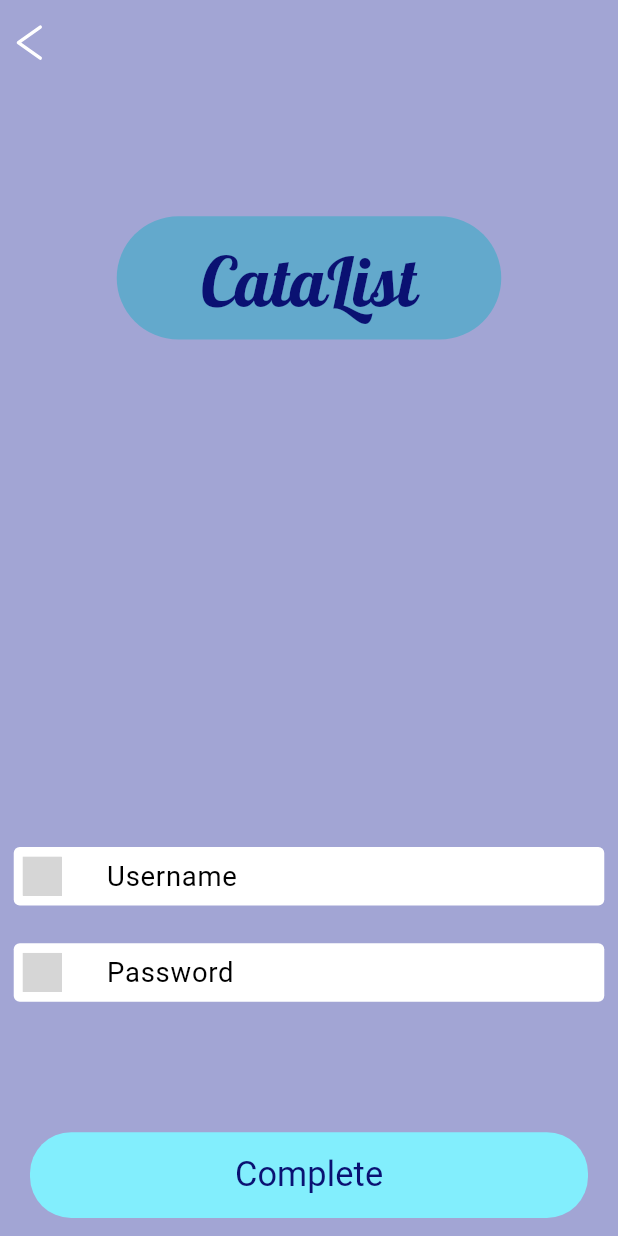
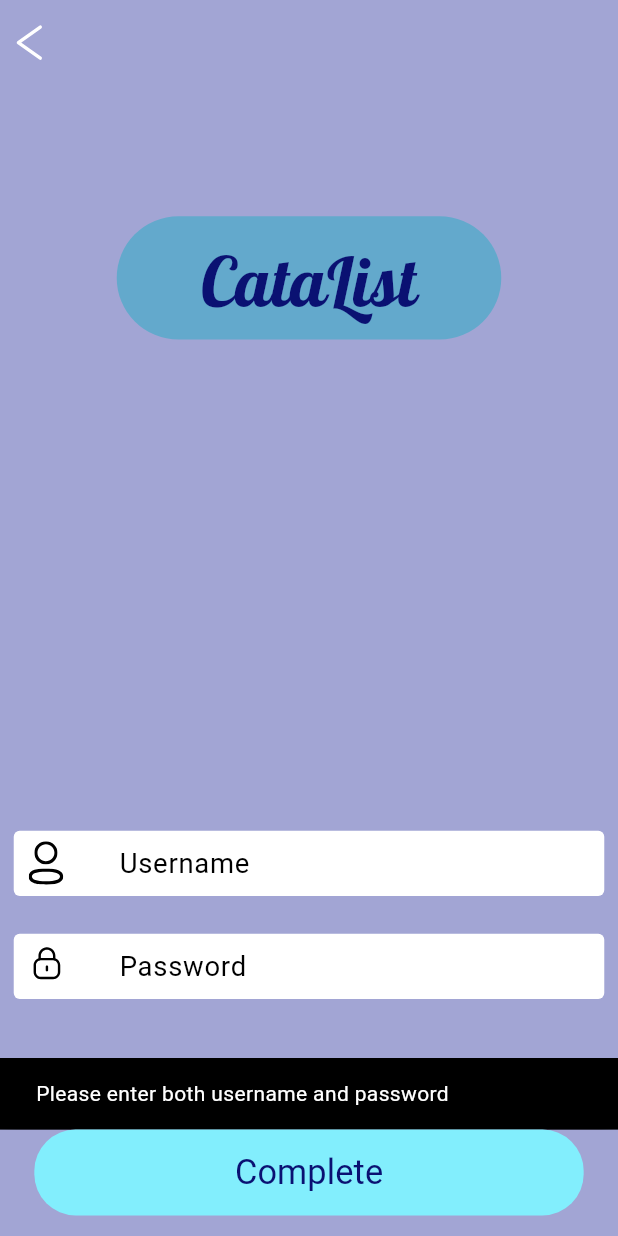
Before and after one commit to JohnnyPol/HCI_ECE_NTUA-CataList_Application, a Flutter app: the LoginPage screen opened by its route, after a tap on "Complete", on a phone screen of 412 x 824 dp. Run offline on Flutter 3.47's test engine with Material 3 defaults, Android fonts, the phone set to English and light mode, and no system bars; our stand-ins replace flutter_svg; grey boxes are pictures that could not be loaded.

Commit message:
Improvements on the start section

```diff
--- /dev/null
+++ b/lib/features/auth/controllers/user_auth.dart
@@ -0,0 +1,96 @@
+// user_auth.dart
+
+class User {
+  final String username;
+  final String firstName;
+  final String lastName;
+  final String password;
+  final String email; // Optional: Add more attributes as needed
+
+  User({
+    required this.username,
+    required this.firstName,
+    required this.lastName,
+    required this.password,
+    required this.email,
+  });
+}
+
+class Users {
+  // Simulated in-memory user database
+  final List<User> _users = [
+    User(
+      username: 'admin',
+      firstName: 'Jonathan',
+      lastName: 'Kent',
+      password: 'admin123',
+      email: 'admin@example.com',
+    ),
+    User(
+      username: 'test',
+      firstName: 'mytestuser',
+      lastName: 'oneRingtoRuleThemAll',
+      password: 'test',
+      email: 'john@example.com',
+    ),
+  ];
+
+  // Singleton pattern for managing a single instance of Users
+  static final Users _instance = Users._internal();
+
+  factory Users() {
+    return _instance;
+  }
+
+  Users._internal();
+
+  // Method to retrieve all users (optional for debugging)
+  List<User> getAllUsers() => _users;
+
+  // Authenticate a user by username and password
+  Future<bool> authenticate(String username, String password) async {
+    // Simulate API delay
+    await Future.delayed(Duration(seconds: 1));
+    return _users
+        .any((user) => user.username == username && user.password == password);
+  }
+
+  // Optionally: Add a method to register a new user
+  Future<bool> registerUser(User newUser) async {
+    // Ensure no duplicate usernames exist
+    if (_users.any((user) => user.username == newUser.username)) {
+      return false; // Registration failed
+    }
+    // Simulate API delay
+    await Future.delayed(Duration(seconds: 1));
+
+    _users.add(newUser);
+    return true; // Registration successful
+  }
+}
+
+// Global helper function to authenticate a user
+Future<bool> authenticateUser(String username, String password) async {
+  final users = Users(); // Access the Users singleton
+  return await users.authenticate(username, password);
+}
+
+// Global helper function to create a new user
+Future<bool> registerNewUser(
+  String username,
+  String firstName,
+  String lastName,
+  String password,
+  String email,
+) async {
+  final users = Users(); // Access the Users singleton
+  return await users.registerUser(
+    User(
+      username: username,
+      firstName: firstName,
+      lastName: lastName,
+      password: password,
+      email: email,
+    ),
+  );
+}
--- a/lib/features/auth/views/login_page.dart
+++ b/lib/features/auth/views/login_page.dart
@@ -6,6 +6,7 @@ import 'custom_app_bar.dart';
 import '../../../shared/widgets/start_buttons.dart';
 import '../../../shared/widgets/custom_text_form_field.dart';
 import '../../../shared/widgets/custom_image_view.dart';
+import '../controllers/user_auth.dart';
 
 // ignore_for_file: must_be_immutable
 class LoginPage extends StatelessWidget {
@@ -88,19 +89,21 @@ class LoginPage extends StatelessWidget {
     return CustomTextFormField(
       controller: usernameInputController,
       hintText: "Username",
+      textInputAction: TextInputAction.done,
       prefix: Container(
-        margin: EdgeInsets.fromLTRB(6.0, 6.0, 26.0, 6.0),
+        margin: EdgeInsets.fromLTRB(6.h, 6.h, 26.h, 6.h),
         child: CustomImageView(
-          imagePath: ImageConstant.imgLock,
-          height: 26.0,
-          width: 26.0,
+          imagePath: ImageConstant.imgProfile,
+          height: 26.h,
+          width: 26.h,
           fit: BoxFit.contain,
         ),
       ),
       prefixConstraints: BoxConstraints(
-        maxHeight: 48.0,
+        maxHeight: 48.h,
       ),
-      contentPadding: EdgeInsets.fromLTRB(6.0, 6.0, 12.0, 6.0),
+      obscureText: false,
+      contentPadding: EdgeInsets.fromLTRB(6.h, 6.h, 12.h, 6.h),
     );
   }
 
@@ -111,19 +114,19 @@ class LoginPage extends StatelessWidget {
       hintText: "Password",
       textInputAction: TextInputAction.done,
       prefix: Container(
-        margin: EdgeInsets.fromLTRB(6.0, 6.0, 26.0, 6.0),
+        margin: EdgeInsets.fromLTRB(6.h, 6.h, 26.h, 6.h),
         child: CustomImageView(
           imagePath: ImageConstant.imgLock,
-          height: 26.0,
-          width: 26.0,
+          height: 26.h,
+          width: 26.h,
           fit: BoxFit.contain,
         ),
       ),
       prefixConstraints: BoxConstraints(
-        maxHeight: 48.0,
+        maxHeight: 48.h,
       ),
       obscureText: true,
-      contentPadding: EdgeInsets.fromLTRB(6.0, 6.0, 12.0, 6.0),
+      contentPadding: EdgeInsets.fromLTRB(6.h, 6.h, 12.h, 6.h),
     );
   }
 
@@ -131,7 +134,39 @@ class LoginPage extends StatelessWidget {
   Widget _buildCompleteButton(BuildContext context) {
     return CustomElevatedButton(
       text: "Complete",
-      margin: EdgeInsets.only(bottom: 12.0),
+      margin: EdgeInsets.only(bottom: 12.h),
+      onPressed: () async {
+        String username = usernameInputController.text.trim();
+        String password = passwordInputController.text.trim();
+        if (username.isEmpty || password.isEmpty) {
+          ScaffoldMessenger.of(context).showSnackBar(
+            SnackBar(content: Text('Please enter both username and password')),
+          );
+          return;
+        }
+        // Show a loading indicator
+        showDialog(
+          context: context,
+          barrierDismissible: false,
+          builder: (context) => Center(child: CircularProgressIndicator()),
+        );
+        // Authenticate user
+        bool isAuthenticated = await authenticateUser(username, password);
+
+        // Dismiss the loading indicator
+        Navigator.pop(context);
+
+        if (isAuthenticated) {
+          // Navigate to home page
+          Navigator.pushNamed(context, AppRoutes.home);
+        } else {
+          // Show an error message
+          ScaffoldMessenger.of(context).showSnackBar(
+            SnackBar(content: Text('Invalid username or password')),
+          );
+        }
+        ;
+      },
     );
   }
 
@@ -139,7 +174,7 @@ class LoginPage extends StatelessWidget {
   Widget _buildCompleteSection(BuildContext context) {
     return Container(
       width: double.maxFinite,
-      padding: EdgeInsets.symmetric(horizontal: 20.0),
+      padding: EdgeInsets.symmetric(horizontal: 20.h),
       child: Column(
         mainAxisSize: MainAxisSize.min,
         children: [_buildCompleteButton(context)],
--- a/lib/features/start/views/start_page.dart
+++ b/lib/features/start/views/start_page.dart
@@ -30,7 +30,7 @@ class StartPage extends StatelessWidget {
                 child: Column(
                   mainAxisSize: MainAxisSize.min,
                   children: [
-                    SizedBox(height: 3.h),
+                    SizedBox(height: 10.h),
                     Text(
                       "CataList",
                       style: theme.textTheme.displayMedium,
--- a/lib/shared/app_routes.dart
+++ b/lib/shared/app_routes.dart
@@ -2,6 +2,8 @@ import 'package:flutter/material.dart';
 import '../features/start/views/start_page.dart';
 import '../features/start/views/register_login_page.dart';
 import '../features/auth/views/login_page.dart';
+import '../features/auth/views/register_page.dart';
+import '../features/dashboard/views/home_page.dart';
 
 class AppRoutes {
   static const String start = '/';
@@ -22,6 +24,10 @@ class AppRoutes {
         return MaterialPageRoute(builder: (context) => RegisterLoginPage());
       case login:
         return MaterialPageRoute(builder: (context) => LoginPage());
+      case register:
+        return MaterialPageRoute(builder: (context) => RegisterPage());
+      case home:
+        return MaterialPageRoute(builder: (context) => HomePage());
       default:
         return MaterialPageRoute(
           builder: (context) => const Scaffold(
--- a/lib/utils/image_constant.dart
+++ b/lib/utils/image_constant.dart
@@ -4,5 +4,7 @@ class ImageConstant {
 
   // Common Images
   static String imgArrowLeft = '$imagePath/Back_Arrow_Default.svg';
-  static String imgLock = '$imagePath/Lock_icon.svg';
+  static String imgLock = '$imagePath/Lock_Icon.svg';
+  static String imgProfile = '$imagePath/profile_picture.svg';
+  static String imgEmail = '$imagePath/email_icon.svg';
 }
--- a/lib/utils/size_utils.dart
+++ b/lib/utils/size_utils.dart
@@ -66,6 +66,7 @@ class SizeUtils {
     if (orientation == Orientation.portrait) {
       width =
           boxConstraints.maxWidth.isNonZero(defaultValue: FIGMA_DESIGN_WIDTH);
+      height = boxConstraints.maxHeight.isNonZero();
     } else {
       width =
           boxConstraints.maxHeight.isNonZero(defaultValue: FIGMA_DESIGN_WIDTH);
--- a/pubspec.yaml
+++ b/pubspec.yaml
@@ -17,7 +17,6 @@ dependencies:
 dev_dependencies:
   flutter_test:
     sdk: flutter
-  flutter_svg: ^2.0.16
 
 
 # The following section is specific to Flutter packages.
```
Also changed, not shown: lib/features/auth/views/register_page.dart (+319 -0 lines), lib/features/dashboard/views/home_page.dart (+11 -0 lines), lib/features/start/views/register_login_page.dart (+4 -5 lines), assets/images/Lock_Icon.svg, assets/images/email_icon.svg (added), assets/images/profile_picture.svg (added).
